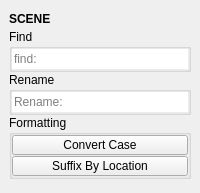
m3trik/tentacle, file tentacle/ui/scene.ui: the form before one commit.
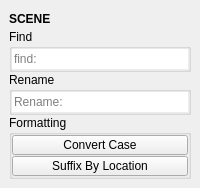
The form after the commit. Custom widgets are drawn as their Qt base class.

```diff
--- a/tentacle/ui/scene.ui
+++ b/tentacle/ui/scene.ui
@@ -10,7 +10,7 @@
     <x>0</x>
     <y>0</y>
     <width>200</width>
-    <height>193</height>
+    <height>182</height>
    </rect>
   </property>
   <property name="tabShape">
```
Left out of the diff: 19 changed lines with no effect on the pictures.
